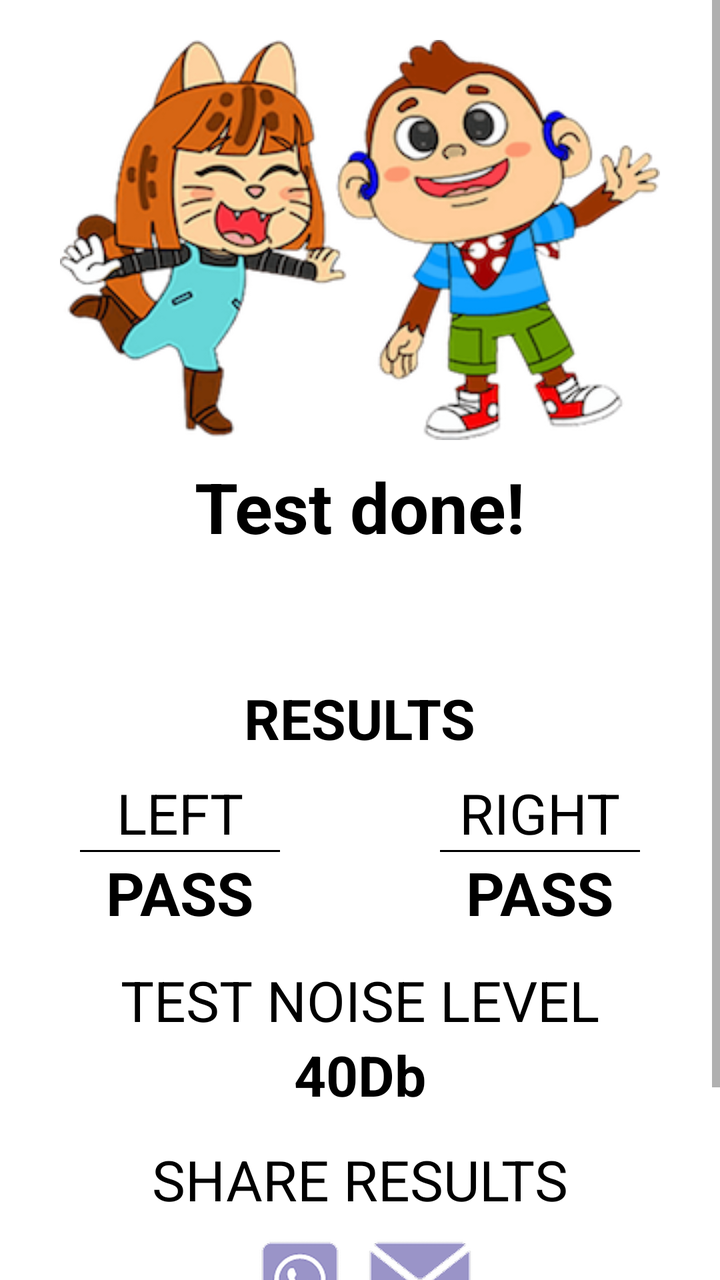
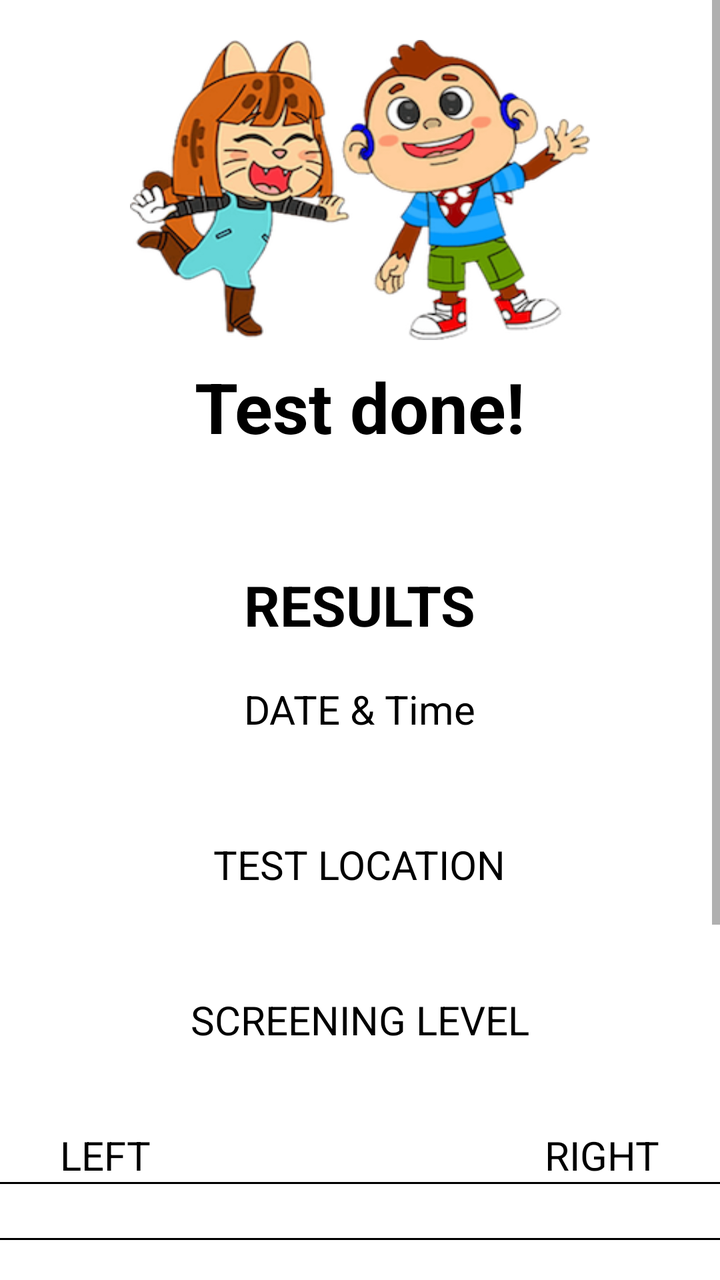

Before-and-after screenshots of an Android layout around one commit, followed by the original layout XML and the change that was made.
<!-- AndroidManifest.xml: application theme Theme.IAhead -->
<!-- res/layout/activity_resultpage.xml -->
<?xml version="1.0" encoding="utf-8"?>
<LinearLayout xmlns:android="http://schemas.android.com/apk/res/android"
    android:layout_width="match_parent"
    android:layout_height="match_parent"
    android:orientation="vertical">

    <ScrollView
        android:layout_width="match_parent"
        android:layout_height="match_parent">

        <LinearLayout
            android:layout_width="match_parent"
            android:layout_height="match_parent"
            android:orientation="vertical">

        <ImageView
            android:id="@+id/iv_twin"
            android:layout_marginTop="20dp"
            android:layout_marginRight="40dp"
            android:layout_marginLeft="40dp"
            android:background="@drawable/twin"
            android:layout_width="300dp"
            android:layout_gravity="center_horizontal"
            android:layout_height="200dp"/>

        <TextView
            android:layout_gravity="center_horizontal"
            android:layout_marginBottom="10dp"
            android:layout_marginTop="10dp"
            android:textStyle="bold"
            android:layout_width="wrap_content"
            android:layout_height="wrap_content"
            android:text="Test done!"
            android:textSize="35dp"
            android:textColor="@color/black"/>

            <TextView
                android:id="@+id/tv_id"
                android:layout_gravity="center_horizontal"
                android:layout_marginBottom="10dp"
                android:textStyle="bold"
                android:layout_width="wrap_content"
                android:layout_height="wrap_content"
                android:textSize="25dp"
                android:textColor="@color/black"/>

            <TextView
                android:layout_gravity="center_horizontal"
                android:layout_marginBottom="10dp"
                android:layout_marginTop="10dp"
                android:textStyle="bold"
                android:layout_width="wrap_content"
                android:layout_height="wrap_content"
                android:text="RESULTS"
                android:textSize="28dp"
                android:textColor="@color/black"/>

            <LinearLayout
                android:orientation="horizontal"
                android:layout_width="match_parent"
                android:layout_height="wrap_content"
                android:weightSum="2">

                <LinearLayout
                    android:gravity="center_horizontal"
                    android:orientation="vertical"
                    android:layout_width="match_parent"
                    android:layout_height="wrap_content"
                    android:layout_weight="1">

                    <TextView
                        android:layout_width="wrap_content"
                        android:layout_height="wrap_content"
                        android:text="LEFT"
                        android:textSize="28dp"
                        android:textColor="@color/black"/>

                    <View
                        android:layout_width="100dp"
                        android:layout_height="1dp"
                        android:background="@color/black"/>

                    <TextView
                        android:id="@+id/tvLeft"
                        android:layout_width="wrap_content"
                        android:layout_height="wrap_content"
                        android:text="PASS"
                        android:textStyle="bold"
                        android:textSize="30dp"
                        android:textColor="@color/black"/>

                </LinearLayout>

                <LinearLayout
                    android:gravity="center_horizontal"
                    android:orientation="vertical"
                    android:layout_width="match_parent"
                    android:layout_height="wrap_content"
                    android:layout_weight="1">

                    <TextView
                        android:layout_width="wrap_content"
                        android:layout_height="wrap_content"
                        android:text="RIGHT"
                        android:textSize="28dp"
                        android:textColor="@color/black"/>

                    <View
                        android:layout_width="100dp"
                        android:layout_height="1dp"
                        android:background="@color/black"/>

                    <TextView
                        android:id="@+id/tvRight"
                        android:layout_width="wrap_content"
                        android:layout_height="wrap_content"
                        android:text="PASS"
                        android:textStyle="bold"
                        android:textSize="30dp"
                        android:textColor="@color/black"/>

                </LinearLayout>
            </LinearLayout>

            <TextView
                android:layout_gravity="center_horizontal"
                android:layout_marginTop="15dp"
                android:layout_width="wrap_content"
                android:layout_height="wrap_content"
                android:text="TEST NOISE LEVEL"
                android:textSize="28dp"
                android:textColor="@color/black"/>

            <TextView
                android:id="@+id/tvNoise"
                android:layout_gravity="center_horizontal"
                android:layout_width="wrap_content"
                android:layout_height="wrap_content"
                android:text="40Db"
                android:textStyle="bold"
                android:textSize="28dp"
                android:textColor="@color/black"/>

            <TextView
                android:layout_gravity="center_horizontal"
                android:layout_marginTop="15dp"
                android:layout_width="wrap_content"
                android:layout_height="wrap_content"
                android:text="SHARE RESULTS"
                android:textSize="28dp"
                android:textColor="@color/black"/>

        <LinearLayout
            android:gravity="center_horizontal"
            android:layout_width="match_parent"
            android:layout_height="wrap_content"
            android:orientation="horizontal">

            <ImageView
                android:id="@+id/ivWhatsapp"
                android:layout_width="60dp"
                android:layout_height="60dp"
                android:background="@drawable/whatsapp_icon"/>

            <ImageView
                android:id="@+id/ivEmail"
                android:layout_gravity="center_vertical"
                android:layout_width="60dp"
                android:layout_height="60dp"
                android:background="@drawable/email_icon"/>
        </LinearLayout>


        <LinearLayout
            android:id="@+id/ll_home"
            android:layout_marginTop="30dp"
            android:layout_gravity="center_horizontal"
            android:layout_width="wrap_content"
            android:layout_height="wrap_content"
            android:background="@color/buttonblue"
            android:orientation="horizontal">

            <TextView
                android:layout_marginRight="50dp"
                android:layout_marginLeft="50dp"
                android:layout_marginBottom="10dp"
                android:layout_marginTop="10dp"
                android:textStyle="bold"
                android:layout_width="wrap_content"
                android:layout_height="wrap_content"
                android:text="HOME"
                android:textSize="26dp"
                android:textColor="@color/white"/>
        </LinearLayout>

        </LinearLayout>
    </ScrollView>
</LinearLayout>
<!-- resources referenced by this layout -->
<resources>
  <color name="black">#FF000000</color>
  <color name="buttonblue">#4498f7</color>
  <color name="white">#FFFFFFFF</color>
  <!-- drawable email_icon: png bitmap (drawable, 8034 bytes) -->
  <!-- drawable twin: png bitmap (drawable, 100484 bytes) -->
  <!-- drawable whatsapp_icon: png bitmap (drawable, 8953 bytes) -->
  <style name="Theme.IAhead" parent="Theme.MaterialComponents.DayNight.NoActionBar">
          
          <item name="colorPrimary">@color/purple_500</item>
          <item name="colorPrimaryVariant">@color/purple_700</item>
          <item name="colorOnPrimary">@color/white</item>
          
          <item name="colorSecondary">@color/teal_200</item>
          <item name="colorSecondaryVariant">@color/teal_700</item>
          <item name="colorOnSecondary">@color/black</item>
          
          <item name="android:statusBarColor">?attr/colorPrimaryVariant</item>
          
      </style>
  <color name="purple_500">#FF6200EE</color>
  <color name="purple_700">#FF3700B3</color>
  <color name="teal_200">#FF03DAC5</color>
  <color name="teal_700">#FF018786</color>
</resources>

<!-- the commit's change to res/layout/activity_resultpage.xml (unified diff, before → after) -->
@@ -13,26 +13,26 @@
             android:layout_height="match_parent"
             android:orientation="vertical">
 
-        <ImageView
-            android:id="@+id/iv_twin"
-            android:layout_marginTop="20dp"
-            android:layout_marginRight="40dp"
-            android:layout_marginLeft="40dp"
-            android:background="@drawable/twin"
-            android:layout_width="300dp"
-            android:layout_gravity="center_horizontal"
-            android:layout_height="200dp"/>
-
-        <TextView
-            android:layout_gravity="center_horizontal"
-            android:layout_marginBottom="10dp"
-            android:layout_marginTop="10dp"
-            android:textStyle="bold"
-            android:layout_width="wrap_content"
-            android:layout_height="wrap_content"
-            android:text="Test done!"
-            android:textSize="35dp"
-            android:textColor="@color/black"/>
+            <ImageView
+                android:id="@+id/iv_twin"
+                android:layout_marginTop="20dp"
+                android:layout_marginRight="40dp"
+                android:layout_marginLeft="40dp"
+                android:background="@drawable/twin"
+                android:layout_width="230dp"
+                android:layout_gravity="center_horizontal"
+                android:layout_height="150dp"/>
+
+            <TextView
+                android:layout_gravity="center_horizontal"
+                android:layout_marginBottom="10dp"
+                android:layout_marginTop="10dp"
+                android:textStyle="bold"
+                android:layout_width="wrap_content"
+                android:layout_height="wrap_content"
+                android:text="Test done!"
+                android:textSize="35dp"
+                android:textColor="@color/black"/>
 
             <TextView
                 android:id="@+id/tv_id"
@@ -41,7 +41,7 @@
                 android:textStyle="bold"
                 android:layout_width="wrap_content"
                 android:layout_height="wrap_content"
-                android:textSize="25dp"
+                android:textSize="20dp"
                 android:textColor="@color/black"/>
 
             <TextView
@@ -53,6 +53,63 @@
                 android:layout_height="wrap_content"
                 android:text="RESULTS"
                 android:textSize="28dp"
+                android:textColor="@color/black"/>
+
+            <TextView
+                android:layout_gravity="center_horizontal"
+                android:layout_marginTop="10dp"
+                android:layout_width="wrap_content"
+                android:layout_height="wrap_content"
+                android:text="DATE &amp; Time"
+                android:textSize="20dp"
+                android:textColor="@color/black"/>
+
+            <TextView
+                android:id="@+id/tv_date"
+                android:layout_gravity="center_horizontal"
+                android:layout_marginTop="10dp"
+                android:layout_width="wrap_content"
+                android:layout_height="wrap_content"
+                android:text=""
+                android:textSize="23dp"
+                android:textColor="@color/black"/>
+
+            <TextView
+                android:layout_gravity="center_horizontal"
+                android:layout_marginTop="10dp"
+                android:layout_width="wrap_content"
+                android:layout_height="wrap_content"
+                android:text="TEST LOCATION"
+                android:textSize="20dp"
+                android:textColor="@color/black"/>
+
+            <TextView
+                android:id="@+id/tv_location"
+                android:layout_gravity="center_horizontal"
+                android:layout_marginTop="10dp"
+                android:layout_width="wrap_content"
+                android:layout_height="wrap_content"
+                android:text=""
+                android:textSize="23dp"
+                android:textColor="@color/black"/>
+
+            <TextView
+                android:layout_gravity="center_horizontal"
+                android:layout_marginTop="10dp"
+                android:layout_width="wrap_content"
+                android:layout_height="wrap_content"
+                android:text="SCREENING LEVEL"
+                android:textSize="20dp"
+                android:textColor="@color/black"/>
+
+            <TextView
+                android:id="@+id/tv_screening"
+                android:layout_gravity="center_horizontal"
+                android:layout_marginTop="10dp"
+                android:layout_width="wrap_content"
+                android:layout_height="wrap_content"
+                android:text=""
+                android:textSize="23dp"
                 android:textColor="@color/black"/>
 
             <LinearLayout
@@ -61,137 +118,254 @@
                 android:layout_height="wrap_content"
                 android:weightSum="2">
 
+                <RelativeLayout
+                    android:layout_weight="1"
+                    android:layout_width="0dp"
+                    android:layout_height="wrap_content">
+
+                    <TextView
+                        android:id="@+id/tv1"
+                        android:layout_marginLeft="30dp"
+                        android:layout_width="wrap_content"
+                        android:layout_height="wrap_content"
+                        android:text="LEFT"
+                        android:textSize="20dp"
+                        android:textColor="@color/black"/>
+
+                    <View
+                        android:id="@+id/view1"
+                        android:layout_below="@+id/tv1"
+                        android:layout_width="match_parent"
+                        android:layout_height="1dp"
+                        android:background="@color/black"/>
+
+                    <TextView
+                        android:layout_below="@+id/view1"
+                        android:layout_marginLeft="30dp"
+                        android:id="@+id/tv500left"
+                        android:layout_width="wrap_content"
+                        android:layout_height="wrap_content"
+                        android:text=""
+                        android:textSize="20dp"
+                        android:textColor="@color/black"/>
+
+                    <View
+                        android:id="@+id/view11"
+                        android:layout_below="@+id/tv500left"
+                        android:layout_width="match_parent"
+                        android:layout_height="1dp"
+                        android:background="@color/black"/>
+
+                    <TextView
+                        android:layout_marginLeft="30dp"
+                        android:layout_below="@+id/view11"
+                        android:id="@+id/tv1000left"
+                        android:layout_width="wrap_content"
+                        android:layout_height="wrap_content"
+                        android:text=""
+                        android:textSize="20dp"
+                        android:textColor="@color/black"/>
+
+                    <View
+                        android:id="@+id/view12"
+                        android:layout_below="@+id/tv1000left"
+                        android:layout_width="match_parent"
+                        android:layout_height="1dp"
+                        android:background="@color/black"/>
+
+                    <TextView
+                        android:layout_marginLeft="30dp"
+                        android:layout_below="@+id/view12"
+                        android:id="@+id/tv2000left"
+                        android:layout_width="wrap_content"
+                        android:layout_height="wrap_content"
+                        android:text=""
+                        android:textSize="20dp"
+                        android:textColor="@color/black"/>
+
+                    <View
+                        android:id="@+id/view13"
+                        android:layout_below="@+id/tv2000left"
+                        android:layout_width="match_parent"
+                        android:layout_height="1dp"
+                        android:background="@color/black"/>
+
+                    <TextView
+                        android:layout_marginLeft="30dp"
+                        android:layout_below="@+id/view13"
+                        android:id="@+id/tv4000left"
+                        android:layout_width="wrap_content"
+                        android:layout_height="wrap_content"
+                        android:text=""
+                        android:textSize="20dp"
+                        android:textColor="@color/black"/>
+
+                </RelativeLayout>
+
+                <RelativeLayout
+                    android:layout_weight="1"
+                    android:layout_width="0dp"
+                    android:layout_height="wrap_content">
+
+                    <TextView
+                        android:layout_alignParentRight="true"
+                        android:id="@+id/tv2"
+                        android:layout_marginRight="30dp"
+                        android:layout_width="wrap_content"
+                        android:layout_height="wrap_content"
+                        android:text="RIGHT"
+                        android:textSize="20dp"
+                        android:textColor="@color/black"/>
+
+                    <View
+                        android:id="@+id/view2"
+                        android:layout_below="@+id/tv2"
+                        android:layout_width="match_parent"
+                        android:layout_height="1dp"
+                        android:background="@color/black"/>
+
+                    <TextView
+                        android:layout_alignParentRight="true"
+                        android:layout_below="@+id/view2"
+                        android:layout_marginRight="30dp"
+                        android:id="@+id/tv500right"
+                        android:layout_width="wrap_content"
+                        android:layout_height="wrap_content"
+                        android:text=""
+                        android:textSize="20dp"
+                        android:textColor="@color/black"/>
+
+                    <View
+                        android:id="@+id/view21"
+                        android:layout_below="@+id/tv500right"
+                        android:layout_width="match_parent"
+                        android:layout_height="1dp"
+                        android:background="@color/black"/>
+
+                    <TextView
+                        android:layout_alignParentRight="true"
+                        android:layout_marginRight="30dp"
+                        android:layout_below="@+id/view21"
+                        android:id="@+id/tv1000right"
+                        android:layout_width="wrap_content"
+                        android:layout_height="wrap_content"
+                        android:text=""
+                        android:textSize="20dp"
+                        android:textColor="@color/black"/>
+
+                    <View
+                        android:id="@+id/view22"
+                        android:layout_below="@+id/tv1000right"
+                        android:layout_width="match_parent"
+                        android:layout_height="1dp"
+                        android:background="@color/black"/>
+
+                    <TextView
+                        android:layout_alignParentRight="true"
+                        android:layout_marginRight="30dp"
+                        android:layout_below="@+id/view22"
+                        android:id="@+id/tv2000right"
+                        android:layout_width="wrap_content"
+                        android:layout_height="wrap_content"
+                        android:text=""
+                        android:textSize="20dp"
+                        android:textColor="@color/black"/>
+
+                    <View
+                        android:id="@+id/view23"
+                        android:layout_below="@+id/tv2000right"
+                        android:layout_width="match_parent"
+                        android:layout_height="1dp"
+                        android:background="@color/black"/>
+
+                    <TextView
+                        android:layout_alignParentRight="true"
+                        android:layout_marginRight="30dp"
+                        android:layout_below="@+id/view23"
+                        android:id="@+id/tv4000right"
+                        android:layout_width="wrap_content"
+                        android:layout_height="wrap_content"
+                        android:text=""
+                        android:textSize="20dp"
+                        android:textColor="@color/black"/>
+
+                </RelativeLayout>
+
+            </LinearLayout>
+
+            <LinearLayout
+                android:weightSum="2"
+                android:layout_marginTop="30dp"
+                android:layout_marginBottom="20dp"
+                android:layout_alignParentBottom="true"
+                android:orientation="horizontal"
+                android:layout_width="match_parent"
+                android:layout_height="wrap_content">
+
                 <LinearLayout
+                    android:id="@+id/ll_whatsapp"
+                    android:padding="5dp"
+                    android:layout_marginRight="30dp"
+                    android:layout_marginLeft="30dp"
+                    android:background="@drawable/et_grey"
                     android:gravity="center_horizontal"
-                    android:orientation="vertical"
-                    android:layout_width="match_parent"
-                    android:layout_height="wrap_content"
-                    android:layout_weight="1">
-
-                    <TextView
-                        android:layout_width="wrap_content"
-                        android:layout_height="wrap_content"
-                        android:text="LEFT"
-                        android:textSize="28dp"
-                        android:textColor="@color/black"/>
-
-                    <View
-                        android:layout_width="100dp"
-                        android:layout_height="1dp"
-                        android:background="@color/black"/>
-
-                    <TextView
-                        android:id="@+id/tvLeft"
-                        android:layout_width="wrap_content"
-                        android:layout_height="wrap_content"
-                        android:text="PASS"
+                    android:layout_weight="1"
+                    android:layout_width="0dp"
+                    android:layout_height="wrap_content">
+
+                    <TextView
+                        android:id="@+id/tv_repeat"
+                        android:layout_width="wrap_content"
+                        android:layout_height="wrap_content"
+                        android:text="Whatsapp"
+                        android:textSize="24dp"
                         android:textStyle="bold"
-                        android:textSize="30dp"
-                        android:textColor="@color/black"/>
-
+                        android:textColor="@color/black"/>
                 </LinearLayout>
 
                 <LinearLayout
+                    android:id="@+id/ll_email"
+                    android:padding="5dp"
+                    android:layout_marginRight="30dp"
+                    android:layout_marginLeft="30dp"
+                    android:background="@drawable/et_grey"
                     android:gravity="center_horizontal"
-                    android:orientation="vertical"
-                    android:layout_width="match_parent"
-                    android:layout_height="wrap_content"
-                    android:layout_weight="1">
-
-                    <TextView
-                        android:layout_width="wrap_content"
-                        android:layout_height="wrap_content"
-                        android:text="RIGHT"
-                        android:textSize="28dp"
-                        android:textColor="@color/black"/>
-
-                    <View
-                        android:layout_width="100dp"
-                        android:layout_height="1dp"
-                        android:background="@color/black"/>
-
-                    <TextView
-                        android:id="@+id/tvRight"
-                        android:layout_width="wrap_content"
-                        android:layout_height="wrap_content"
-                        android:text="PASS"
+                    android:layout_weight="1"
+                    android:layout_width="0dp"
+                    android:layout_height="wrap_content">
+                    <TextView
+                        android:id="@+id/tv_proceed"
+                        android:layout_width="wrap_content"
+                        android:layout_height="wrap_content"
+                        android:text="Email"
+                        android:textSize="24dp"
                         android:textStyle="bold"
-                        android:textSize="30dp"
-                        android:textColor="@color/black"/>
-
+                        android:layout_centerHorizontal="true"
+                        android:textColor="@color/black"/>
                 </LinearLayout>
             </LinearLayout>
 
-            <TextView
-                android:layout_gravity="center_horizontal"
-                android:layout_marginTop="15dp"
-                android:layout_width="wrap_content"
-                android:layout_height="wrap_content"
-                android:text="TEST NOISE LEVEL"
-                android:textSize="28dp"
-                android:textColor="@color/black"/>
-
-            <TextView
-                android:id="@+id/tvNoise"
-                android:layout_gravity="center_horizontal"
-                android:layout_width="wrap_content"
-                android:layout_height="wrap_content"
-                android:text="40Db"
-                android:textStyle="bold"
-                android:textSize="28dp"
-                android:textColor="@color/black"/>
-
-            <TextView
-                android:layout_gravity="center_horizontal"
-                android:layout_marginTop="15dp"
-                android:layout_width="wrap_content"
-                android:layout_height="wrap_content"
-                android:text="SHARE RESULTS"
-                android:textSize="28dp"
-                android:textColor="@color/black"/>
-
-        <LinearLayout
-            android:gravity="center_horizontal"
-            android:layout_width="match_parent"
-            android:layout_height="wrap_content"
-            android:orientation="horizontal">
-
-            <ImageView
-                android:id="@+id/ivWhatsapp"
-                android:layout_width="60dp"
-                android:layout_height="60dp"
-                android:background="@drawable/whatsapp_icon"/>
-
-            <ImageView
-                android:id="@+id/ivEmail"
-                android:layout_gravity="center_vertical"
-                android:layout_width="60dp"
-                android:layout_height="60dp"
-                android:background="@drawable/email_icon"/>
-        </LinearLayout>
-
-
-        <LinearLayout
-            android:id="@+id/ll_home"
-            android:layout_marginTop="30dp"
-            android:layout_gravity="center_horizontal"
-            android:layout_width="wrap_content"
-            android:layout_height="wrap_content"
-            android:background="@color/buttonblue"
-            android:orientation="horizontal">
-
-            <TextView
-                android:layout_marginRight="50dp"
-                android:layout_marginLeft="50dp"
-                android:layout_marginBottom="10dp"
-                android:layout_marginTop="10dp"
-                android:textStyle="bold"
-                android:layout_width="wrap_content"
-                android:layout_height="wrap_content"
-                android:text="HOME"
-                android:textSize="26dp"
-                android:textColor="@color/white"/>
-        </LinearLayout>
+            <LinearLayout
+                android:id="@+id/ll_home"
+                android:layout_marginTop="30dp"
+                android:layout_gravity="center_horizontal"
+                android:layout_width="wrap_content"
+                android:layout_height="wrap_content"
+                android:background="@color/dark_grey"
+                android:orientation="horizontal">
+
+                <TextView
+                    android:layout_marginRight="50dp"
+                    android:layout_marginLeft="50dp"
+                    android:layout_marginBottom="10dp"
+                    android:layout_marginTop="10dp"
+                    android:textStyle="bold"
+                    android:layout_width="wrap_content"
+                    android:layout_height="wrap_content"
+                    android:text="Home"
+                    android:textSize="30dp"
+                    android:textColor="@color/white"/>
+            </LinearLayout>
 
         </LinearLayout>
     </ScrollView>
<!-- resource entries referenced after the edit -->
@@ -1,11 +1,25 @@
 <!-- resources referenced by this layout -->
 <resources>
   <color name="black">#FF000000</color>
-  <color name="buttonblue">#4498f7</color>
+  <color name="dark_grey">#71797E</color>
   <color name="white">#FFFFFFFF</color>
-  <!-- drawable email_icon: png bitmap (drawable, 8034 bytes) -->
+  <!-- drawable et_grey (drawable) -->
+  <?xml version="1.0" encoding="utf-8"?>
+  <shape xmlns:android="http://schemas.android.com/apk/res/android"
+      android:shape="rectangle"
+      android:padding="10dp">
+  
+      <solid android:color="@color/light_grey" />
+      <corners
+          android:bottomRightRadius="5dp"
+          android:bottomLeftRadius="5dp"
+          android:topLeftRadius="5dp"
+          android:topRightRadius="5dp" />
+      <stroke
+          android:color="@color/grey"
+          android:width="1dp"/>
+  </shape>
   <!-- drawable twin: png bitmap (drawable, 100484 bytes) -->
-  <!-- drawable whatsapp_icon: png bitmap (drawable, 8953 bytes) -->
   <style name="Theme.IAhead" parent="Theme.MaterialComponents.DayNight.NoActionBar">
           
           <item name="colorPrimary">@color/purple_500</item>
@@ -19,6 +33,8 @@
           <item name="android:statusBarColor">?attr/colorPrimaryVariant</item>
           
       </style>
+  <color name="light_grey">#D3D3D3</color>
+  <color name="grey">#A9A9A9</color>
   <color name="purple_500">#FF6200EE</color>
   <color name="purple_700">#FF3700B3</color>
   <color name="teal_200">#FF03DAC5</color>
